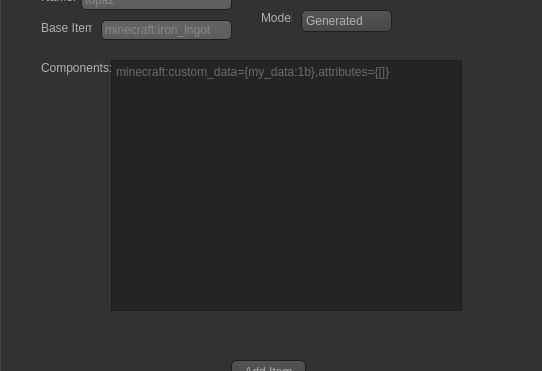
TheJupiterDev/mDirt, file lib/main.ui: the form before one commit; both pictures show x 0 to 542 and y 122 to 493 of the 923 by 750 pixel window.
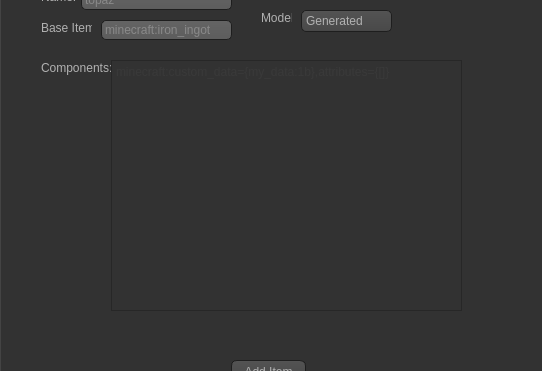
The form after the commit. The open tabs and pages were chosen to show the change. Icons and pictures are not drawn.

```diff
--- a/lib/main.ui
+++ b/lib/main.ui
@@ -1596,6 +1596,9 @@
       </property>
      </widget>
      <widget class="QTextEdit" name="itemComponents">
+      <property name="enabled">
+       <bool>false</bool>
+      </property>
       <property name="geometry">
        <rect>
         <x>110</x>
```
Left out of the diff: 2 changed lines with no effect on the pictures.
